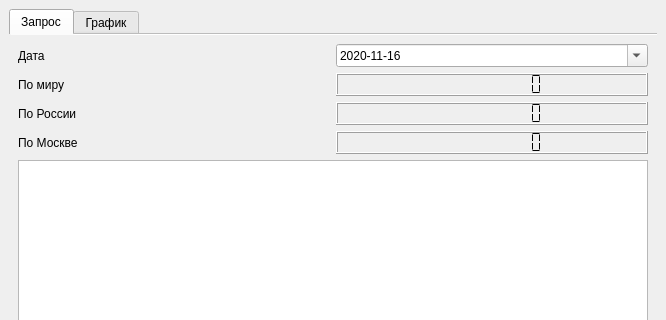
alexisnov/pr9-1, file mainwindow.ui: the form before one commit; both pictures show x 0 to 666 and y 0 to 320 of the 666 by 512 pixel window.
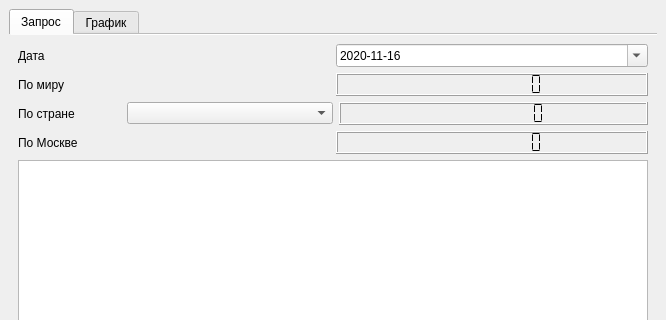
The form after the commit. The open tabs and pages were chosen to show the change.

Commit message: Добавлены идентификаторы страны и города

What changed in the file:
```diff
--- a/mainwindow.ui
+++ b/mainwindow.ui
@@ -122,14 +122,17 @@
          </layout>
         </item>
         <item>
-         <layout class="QHBoxLayout" name="horizontalLayout_2">
+         <layout class="QHBoxLayout" name="horizontalLayout_2" stretch="1,2,3">
           <item>
            <widget class="QLabel" name="label_3">
             <property name="text">
-             <string>По России</string>
+             <string>По стране</string>
             </property>
            </widget>
           </item>
+          <item>
+           <widget class="QComboBox" name="comboBox"/>
+          </item>
           <item>
            <widget class="QLCDNumber" name="lcdNumber_rus">
             <property name="digitCount">
```
Left out of the diff: 2 changed lines with no effect on the pictures. The commit also changes 2 other files.
